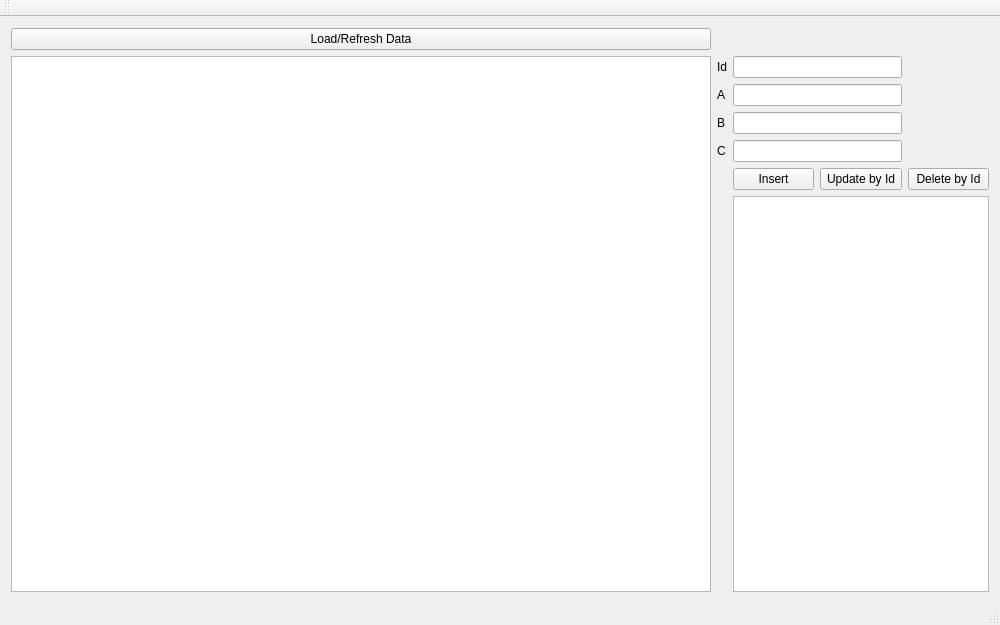
The window that QT/Qt_Framework/tableeditor.ui (matue/Alpha) describes before a commit, drawn with Qt 5.
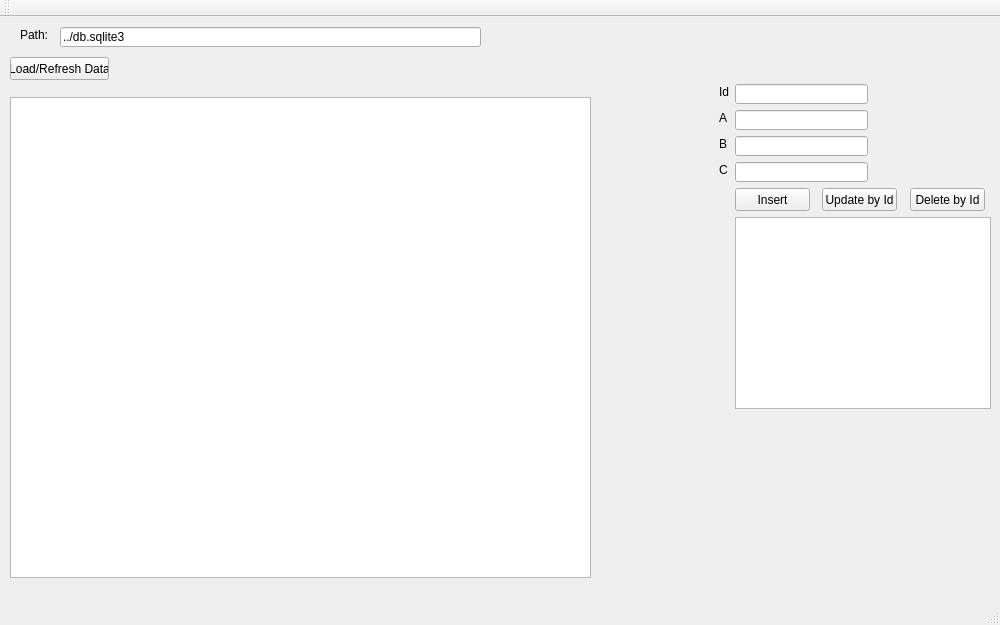
The same window after the commit.

The edit to the form file:
```diff
--- a/QT/Qt_Framework/tableeditor.ui
+++ b/QT/Qt_Framework/tableeditor.ui
@@ -14,82 +14,199 @@
    <string>TableEditor</string>
   </property>
   <widget class="QWidget" name="centralWidget">
-   <layout class="QGridLayout" name="gridLayout">
-    <item row="0" column="0">
+   <widget class="QTableView" name="tableView">
+    <property name="geometry">
+     <rect>
+      <x>10</x>
+      <y>80</y>
+      <width>581</width>
+      <height>481</height>
+     </rect>
+    </property>
+   </widget>
      <widget class="QPushButton" name="Loaddata">
+    <property name="geometry">
+     <rect>
+      <x>10</x>
+      <y>40</y>
+      <width>99</width>
+      <height>23</height>
+     </rect>
+    </property>
       <property name="text">
        <string>Load/Refresh Data</string>
       </property>
      </widget>
-    </item>
-    <item row="1" column="0" rowspan="6">
-     <widget class="QTableView" name="tableView"/>
-    </item>
-    <item row="1" column="1">
+   <widget class="QPushButton" name="InsertButton">
+    <property name="geometry">
+     <rect>
+      <x>735</x>
+      <y>171</y>
+      <width>75</width>
+      <height>23</height>
+     </rect>
+    </property>
+    <property name="text">
+     <string>Insert</string>
+    </property>
+   </widget>
+   <widget class="QLineEdit" name="input_id">
+    <property name="geometry">
+     <rect>
+      <x>735</x>
+      <y>67</y>
+      <width>133</width>
+      <height>20</height>
+     </rect>
+    </property>
+   </widget>
+   <widget class="QLineEdit" name="input_a">
+    <property name="geometry">
+     <rect>
+      <x>735</x>
+      <y>93</y>
+      <width>133</width>
+      <height>20</height>
+     </rect>
+    </property>
+   </widget>
+   <widget class="QLineEdit" name="input_b">
+    <property name="geometry">
+     <rect>
+      <x>735</x>
+      <y>119</y>
+      <width>133</width>
+      <height>20</height>
+     </rect>
+    </property>
+   </widget>
+   <widget class="QLineEdit" name="input_c">
+    <property name="geometry">
+     <rect>
+      <x>735</x>
+      <y>145</y>
+      <width>133</width>
+      <height>20</height>
+     </rect>
+    </property>
+   </widget>
      <widget class="QLabel" name="label">
+    <property name="geometry">
+     <rect>
+      <x>719</x>
+      <y>67</y>
+      <width>16</width>
+      <height>16</height>
+     </rect>
+    </property>
       <property name="text">
        <string>Id</string>
       </property>
      </widget>
-    </item>
-    <item row="1" column="2" colspan="2">
-     <widget class="QLineEdit" name="input_id"/>
-    </item>
-    <item row="2" column="1">
      <widget class="QLabel" name="label_2">
+    <property name="geometry">
+     <rect>
+      <x>719</x>
+      <y>93</y>
+      <width>16</width>
+      <height>16</height>
+     </rect>
+    </property>
       <property name="text">
        <string>A</string>
       </property>
      </widget>
-    </item>
-    <item row="2" column="2" colspan="2">
-     <widget class="QLineEdit" name="input_a"/>
-    </item>
-    <item row="3" column="1">
      <widget class="QLabel" name="label_3">
+    <property name="geometry">
+     <rect>
+      <x>719</x>
+      <y>119</y>
+      <width>16</width>
+      <height>16</height>
+     </rect>
+    </property>
       <property name="text">
        <string>B</string>
       </property>
      </widget>
-    </item>
-    <item row="3" column="2" colspan="2">
-     <widget class="QLineEdit" name="input_b"/>
-    </item>
-    <item row="4" column="1">
      <widget class="QLabel" name="label_4">
+    <property name="geometry">
+     <rect>
+      <x>719</x>
+      <y>145</y>
+      <width>16</width>
+      <height>16</height>
+     </rect>
+    </property>
       <property name="text">
        <string>C</string>
       </property>
      </widget>
-    </item>
-    <item row="4" column="2" colspan="2">
-     <widget class="QLineEdit" name="input_c"/>
-    </item>
-    <item row="5" column="2">
-     <widget class="QPushButton" name="InsertButton">
-      <property name="text">
-       <string>Insert</string>
-      </property>
-     </widget>
-    </item>
-    <item row="5" column="3">
      <widget class="QPushButton" name="UpdateButton">
+    <property name="geometry">
+     <rect>
+      <x>822</x>
+      <y>171</y>
+      <width>75</width>
+      <height>23</height>
+     </rect>
+    </property>
       <property name="text">
        <string>Update by Id</string>
       </property>
      </widget>
-    </item>
-    <item row="5" column="4">
      <widget class="QPushButton" name="DeleteButton">
+    <property name="geometry">
+     <rect>
+      <x>910</x>
+      <y>171</y>
+      <width>75</width>
+      <height>23</height>
+     </rect>
+    </property>
       <property name="text">
        <string>Delete by Id</string>
       </property>
      </widget>
-    </item>
-    <item row="6" column="2" colspan="3">
-     <widget class="QListWidget" name="listWidget"/>
-    </item>
-   </layout>
+   <widget class="QListWidget" name="listWidget">
+    <property name="geometry">
+     <rect>
+      <x>735</x>
+      <y>200</y>
+      <width>256</width>
+      <height>192</height>
+     </rect>
+    </property>
+   </widget>
+   <widget class="QLineEdit" name="input_path">
+    <property name="geometry">
+     <rect>
+      <x>60</x>
+      <y>10</y>
+      <width>421</width>
+      <height>20</height>
+     </rect>
+    </property>
+    <property name="text">
+     <string>../db.sqlite3</string>
+    </property>
+    <property name="placeholderText">
+     <string/>
+    </property>
+   </widget>
+   <widget class="QLabel" name="label_5">
+    <property name="geometry">
+     <rect>
+      <x>20</x>
+      <y>10</y>
+      <width>41</width>
+      <height>16</height>
+     </rect>
+    </property>
+    <property name="text">
+     <string>Path:</string>
+    </property>
+   </widget>
   </widget>
   <widget class="QMenuBar" name="menuBar">
    <property name="geometry">
```
Lines whose indentation alone changed are shown as unchanged.
